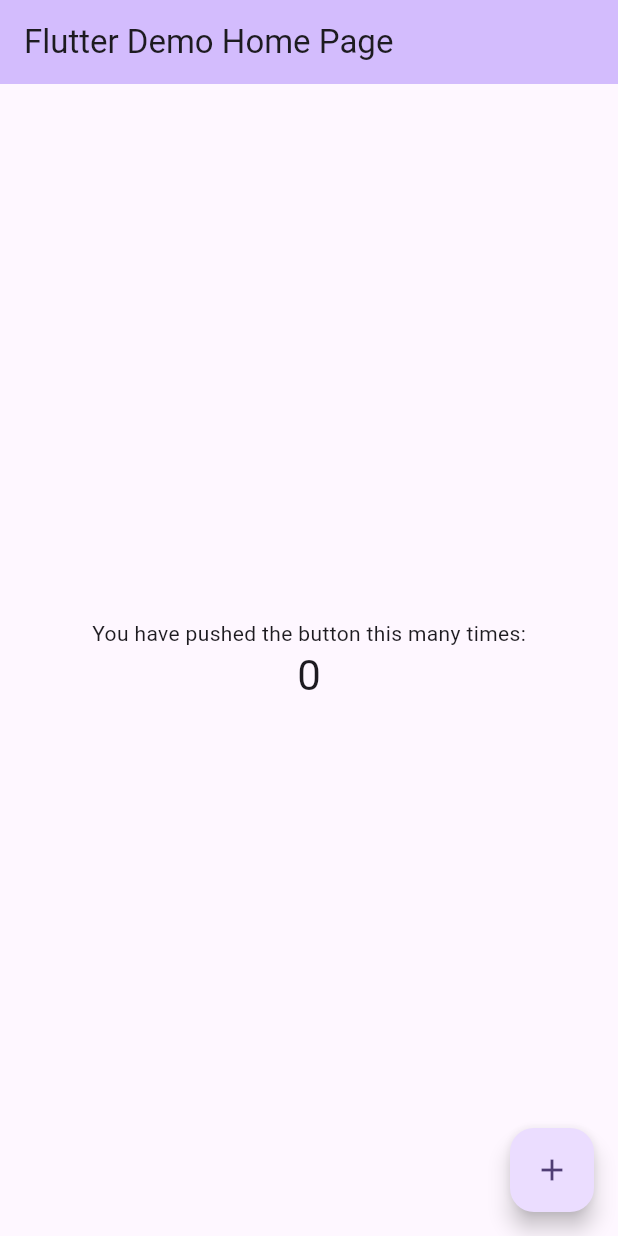
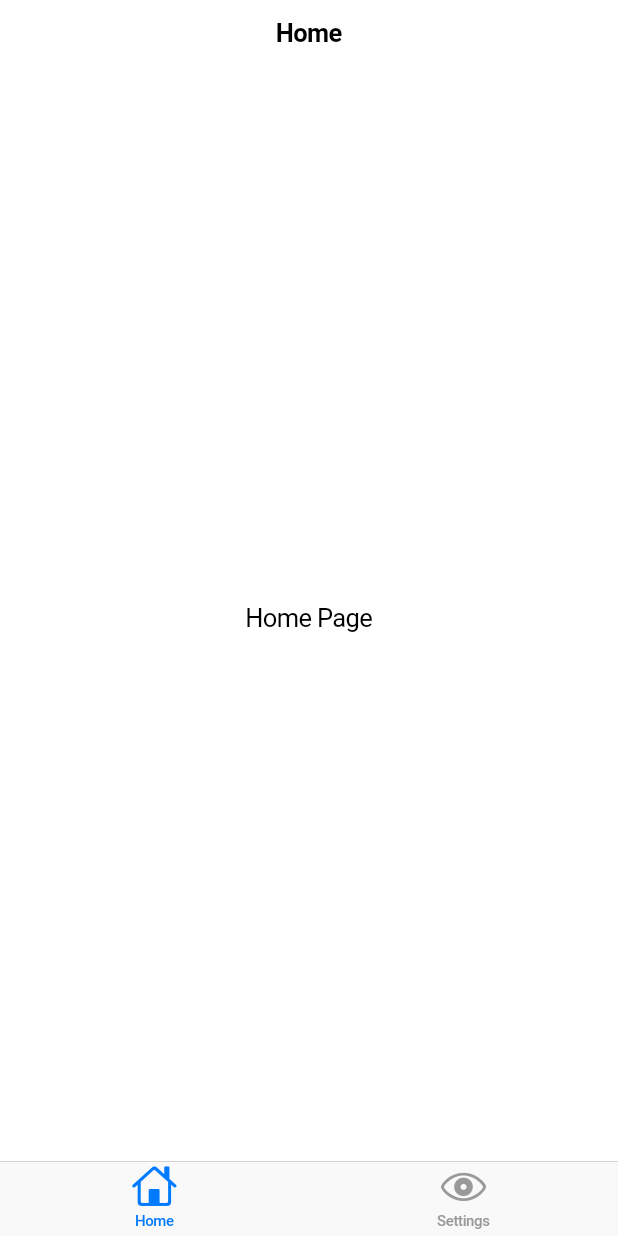
Before and after one commit to ChabanovX/sleep-tracker, a Flutter app: the screen it shows after launch, on a phone screen of 412 x 824 dp. Run offline on Flutter 3.47's test engine with Material 3 defaults, Android fonts, the light colour scheme and no system bars.

Commit message:
Basic Project Details

```diff
--- a/sleep_tracker_app/lib/main.dart
+++ b/sleep_tracker_app/lib/main.dart
@@ -1,125 +1,43 @@
-import 'package:flutter/material.dart';
+import "package:flutter/cupertino.dart";
+import "package:sleep_tracker_app/ui/home_page.dart";
+import "package:sleep_tracker_app/ui/settings_page.dart";
 
-void main() {
-  runApp(const MyApp());
+
+int main() {
+  runApp(MainApp());
+  return 0;
 }
 
-class MyApp extends StatelessWidget {
-  const MyApp({super.key});
+class MainApp extends StatelessWidget {
+  const MainApp({super.key});
 
-  // This widget is the root of your application.
   @override
   Widget build(BuildContext context) {
-    return MaterialApp(
-      title: 'Flutter Demo',
-      theme: ThemeData(
-        // This is the theme of your application.
-        //
-        // TRY THIS: Try running your application with "flutter run". You'll see
-        // the application has a purple toolbar. Then, without quitting the app,
-        // try changing the seedColor in the colorScheme below to Colors.green
-        // and then invoke "hot reload" (save your changes or press the "hot
-        // reload" button in a Flutter-supported IDE, or press "r" if you used
-        // the command line to start the app).
-        //
-        // Notice that the counter didn't reset back to zero; the application
-        // state is not lost during the reload. To reset the state, use hot
-        // restart instead.
-        //
-        // This works for code too, not just values: Most code changes can be
-        // tested with just a hot reload.
-        colorScheme: ColorScheme.fromSeed(seedColor: Colors.deepPurple),
-        useMaterial3: true,
+    return CupertinoApp(
+      debugShowCheckedModeBanner: false,
+      theme: const CupertinoThemeData(
+        brightness: Brightness.light,
       ),
-      home: const MyHomePage(title: 'Flutter Demo Home Page'),
+      home: CupertinoTabScaffold(
+        tabBar: CupertinoTabBar(
+          items: const <BottomNavigationBarItem>[
+            BottomNavigationBarItem(
+              icon: Icon(CupertinoIcons.home),
+              label: "Home",
+            ),
+            BottomNavigationBarItem(
+              icon: Icon(CupertinoIcons.eye),
+              label: "Settings",
+            ),
+          ],
+        ),
+        tabBuilder: (BuildContext context, int index) {
+          return <Widget>[
+            HomePage(),
+            SettingsPage(),
+          ][index];
+        },
+      ),
     );
   }
 }
-
-class MyHomePage extends StatefulWidget {
-  const MyHomePage({super.key, required this.title});
-
-  // This widget is the home page of your application. It is stateful, meaning
-  // that it has a State object (defined below) that contains fields that affect
-  // how it looks.
-
-  // This class is the configuration for the state. It holds the values (in this
-  // case the title) provided by the parent (in this case the App widget) and
-  // used by the build method of the State. Fields in a Widget subclass are
-  // always marked "final".
-
-  final String title;
-
-  @override
-  State<MyHomePage> createState() => _MyHomePageState();
-}
-
-class _MyHomePageState extends State<MyHomePage> {
-  int _counter = 0;
-
-  void _incrementCounter() {
-    setState(() {
-      // This call to setState tells the Flutter framework that something has
-      // changed in this State, which causes it to rerun the build method below
-      // so that the display can reflect the updated values. If we changed
-      // _counter without calling setState(), then the build method would not be
-      // called again, and so nothing would appear to happen.
-      _counter++;
-    });
-  }
-
-  @override
-  Widget build(BuildContext context) {
-    // This method is rerun every time setState is called, for instance as done
-    // by the _incrementCounter method above.
-    //
-    // The Flutter framework has been optimized to make rerunning build methods
-    // fast, so that you can just rebuild anything that needs updating rather
-    // than having to individually change instances of widgets.
-    return Scaffold(
-      appBar: AppBar(
-        // TRY THIS: Try changing the color here to a specific color (to
-        // Colors.amber, perhaps?) and trigger a hot reload to see the AppBar
-        // change color while the other colors stay the same.
-        backgroundColor: Theme.of(context).colorScheme.inversePrimary,
-        // Here we take the value from the MyHomePage object that was created by
-        // the App.build method, and use it to set our appbar title.
-        title: Text(widget.title),
-      ),
-      body: Center(
-        // Center is a layout widget. It takes a single child and positions it
-        // in the middle of the parent.
-        child: Column(
-          // Column is also a layout widget. It takes a list of children and
-          // arranges them vertically. By default, it sizes itself to fit its
-          // children horizontally, and tries to be as tall as its parent.
-          //
-          // Column has various properties to control how it sizes itself and
-          // how it positions its children. Here we use mainAxisAlignment to
-          // center the children vertically; the main axis here is the vertical
-          // axis because Columns are vertical (the cross axis would be
-          // horizontal).
-          //
-          // TRY THIS: Invoke "debug painting" (choose the "Toggle Debug Paint"
-          // action in the IDE, or press "p" in the console), to see the
-          // wireframe for each widget.
-          mainAxisAlignment: MainAxisAlignment.center,
-          children: <Widget>[
-            const Text(
-              'You have pushed the button this many times:',
-            ),
-            Text(
-              '$_counter',
-              style: Theme.of(context).textTheme.headlineMedium,
-            ),
-          ],
-        ),
-      ),
-      floatingActionButton: FloatingActionButton(
-        onPressed: _incrementCounter,
-        tooltip: 'Increment',
-        child: const Icon(Icons.add),
-      ), // This trailing comma makes auto-formatting nicer for build methods.
-    );
-  }
-}
--- /dev/null
+++ b/sleep_tracker_app/lib/ui/home_page.dart
@@ -0,0 +1,22 @@
+import 'package:flutter/cupertino.dart';
+
+class HomePage extends StatefulWidget {
+  const HomePage({super.key});
+
+  @override
+  State<HomePage> createState() => _HomePageState();
+}
+
+class _HomePageState extends State<HomePage> {
+  @override
+  Widget build(BuildContext context) {
+    return const CupertinoPageScaffold(
+      navigationBar: CupertinoNavigationBar(
+        middle: Text("Home"),
+      ),
+      child: Center(
+        child: Text("Home Page"),
+      ),
+    );
+  }
+}
--- /dev/null
+++ b/sleep_tracker_app/lib/ui/settings_page.dart
@@ -0,0 +1,22 @@
+import 'package:flutter/cupertino.dart';
+
+class SettingsPage extends StatefulWidget {
+  const SettingsPage({super.key});
+
+  @override
+  State<SettingsPage> createState() => _SettingsPageState();
+}
+
+class _SettingsPageState extends State<SettingsPage> {
+  @override
+  Widget build(BuildContext context) {
+    return const CupertinoPageScaffold(
+      navigationBar: CupertinoNavigationBar(
+        middle: Text("Settings"),
+      ),
+      child: Center(
+        child: Text("Settings page"),
+      ),
+    );
+  }
+}
```
